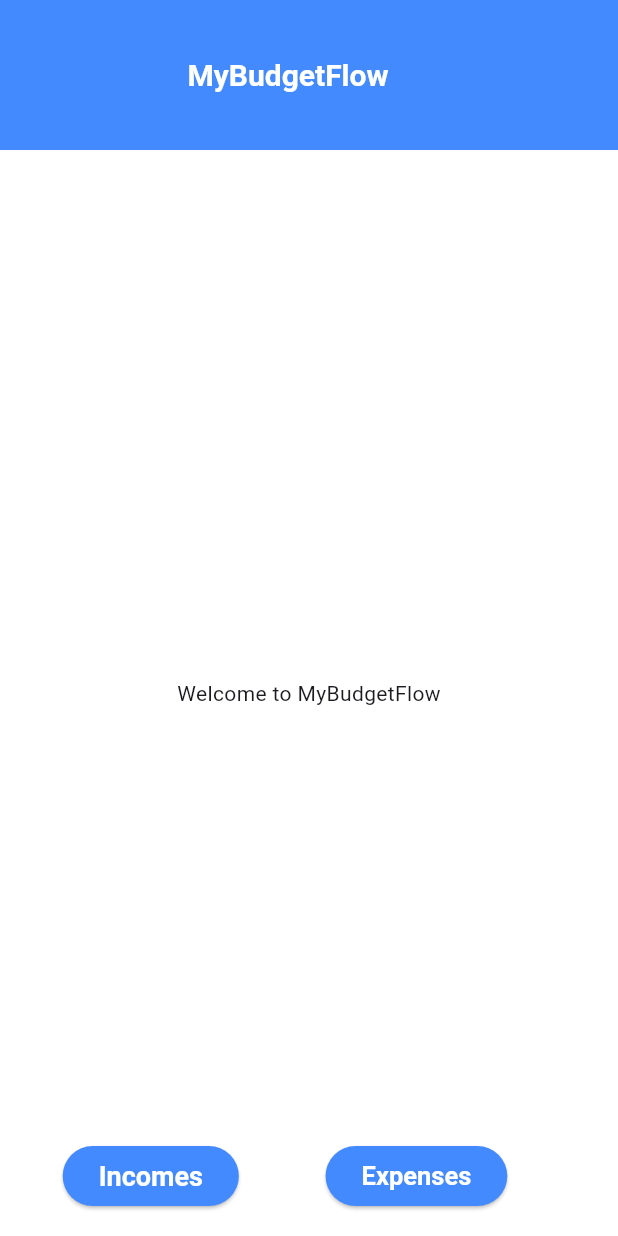
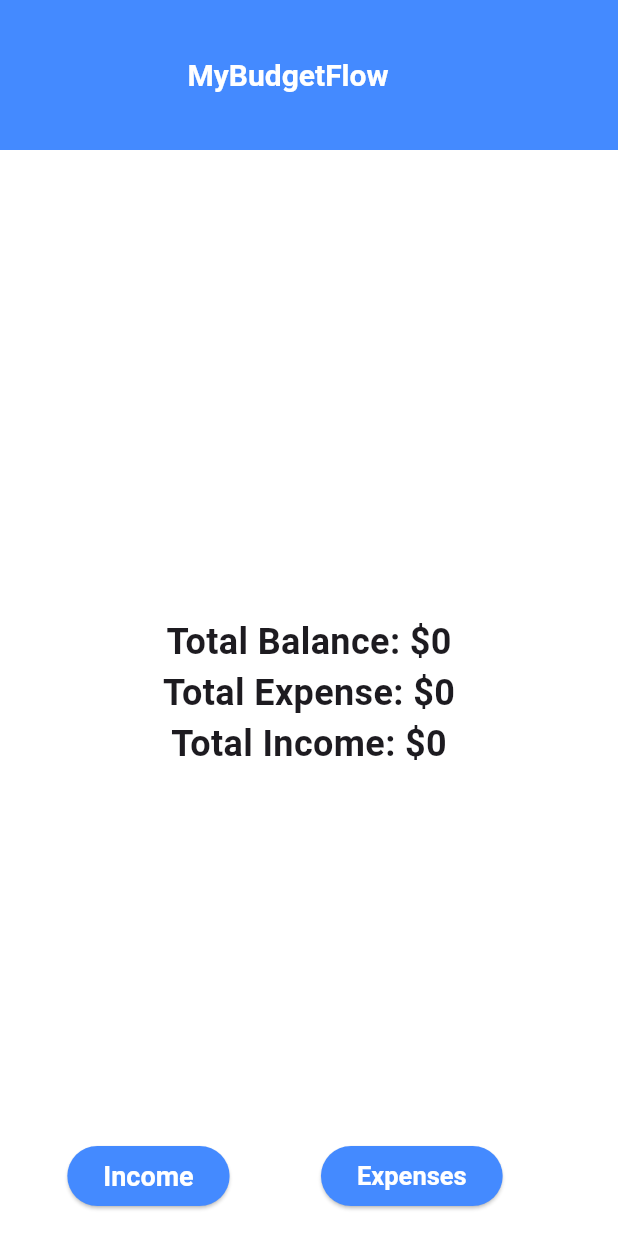
Before and after one commit to LuigiG24/MyBudgetFlow, a Flutter app: the screen it shows after launch, on a phone screen of 412 x 824 dp. Run offline on Flutter 3.47's test engine with Material 3 defaults, Android fonts, the phone set to English and light mode, and no system bars; our stand-ins replace sqflite; accounts and stored records are empty.

Commit message:
Balance Home page

```diff
--- a/mybudgetflow/lib/Pages/Home.dart
+++ b/mybudgetflow/lib/Pages/Home.dart
@@ -1,4 +1,6 @@
 import 'package:flutter/material.dart';
+import 'package:mybudgetflow/Services/InfoService.dart';
+import 'package:mybudgetflow/ServicesExpense/ExpService.dart';
 
 class HomePage extends StatefulWidget {
   const HomePage({super.key, required this.title});
@@ -10,6 +12,36 @@ class HomePage extends StatefulWidget {
 }
 
 class _HomePageState extends State<HomePage> {
+  var _Expservice = Expservice();
+  int _totalExpense = 0; // Variable to store the total expense
+
+  var _Infoservice = Infoservice();
+  int _totalIncome = 0; // Variable to store the total income
+
+  @override
+  void initState() {
+    super.initState();
+    getTotalExpense();
+    getTotalIncome(); // Fetch the total expense on page load
+  }
+
+  // Fetch the total expense from the ExpService
+  getTotalIncome() async {
+    var resultIncome = await _Infoservice.totalIncome("Income");
+    setState(() {
+      // If the result is valid, update the _totalExpense value
+      _totalIncome = resultIncome.isNotEmpty ? resultIncome[0]['SUM(amount)'] ?? 0.0 : 0.0;
+    });
+  }
+
+  getTotalExpense() async {
+    var resultExpense = await _Expservice.totalExpense("Expense");
+    setState(() {
+      // If the result is valid, update the _totalExpense value
+      _totalExpense = resultExpense.isNotEmpty ? resultExpense[0]['SUM(amount)'] ?? 0.0 : 0.0;
+    });
+  }
+
   void _navigate() {
     Navigator.pushNamed(context, "/Income");
   }
@@ -29,7 +61,7 @@ class _HomePageState extends State<HomePage> {
         titleTextStyle: const TextStyle(color: Colors.white, fontSize: 20, fontWeight: FontWeight.bold),
       ),
       backgroundColor: Colors.white,
-        floatingActionButton:Row(
+      floatingActionButton: Row(
         mainAxisAlignment: MainAxisAlignment.spaceEvenly,
         mainAxisSize: MainAxisSize.max,
         children: [
@@ -38,9 +70,9 @@ class _HomePageState extends State<HomePage> {
             style: ElevatedButton.styleFrom(
               foregroundColor: Colors.white,
               backgroundColor: Colors.blueAccent,
-                textStyle: const TextStyle(color: Colors.white, fontSize: 18  , fontWeight: FontWeight.bold),
+              textStyle: const TextStyle(color: Colors.white, fontSize: 18, fontWeight: FontWeight.bold),
             ),
-              child: const Text('Incomes'),
+            child: const Text('Income'),
           ),
           ElevatedButton(
             onPressed: _navigate2,
@@ -53,14 +85,26 @@ class _HomePageState extends State<HomePage> {
           ),
         ],
       ),
-        body: const  Center(
+      body: Center(
         child: Column(
           mainAxisAlignment: MainAxisAlignment.center,
           children: [
-              Text('Welcome to MyBudgetFlow'),
+            Text(
+              'Total Balance: \$${_totalIncome - _totalExpense}', // Format the amount to 2 decimal places
+              style: TextStyle(fontSize: 24, fontWeight: FontWeight.bold),
+            ),
+            // Display the total expense here
+            Text(
+              'Total Expense: \$$_totalExpense', // Format the amount to 2 decimal places
+              style: TextStyle(fontSize: 24, fontWeight: FontWeight.bold),
+            ),
+            Text(
+              'Total Income: \$$_totalIncome', // Format the amount to 2 decimal places
+              style: TextStyle(fontSize: 24, fontWeight: FontWeight.bold),
+            ),
           ],
         ),
-        )
+      ),
     );
   }
 }
--- a/mybudgetflow/lib/Repositories/Repository.dart
+++ b/mybudgetflow/lib/Repositories/Repository.dart
@@ -41,4 +41,10 @@ class Repository {
 
 
 
+ totalIncome(table) async {
+    var connection = await database;
+    return await connection.rawQuery("SELECT SUM(amount) FROM $table");
   }
+
+
+}
--- a/mybudgetflow/lib/RepositoriesExpense/DatabaseExpense.dart
+++ b/mybudgetflow/lib/RepositoriesExpense/DatabaseExpense.dart
@@ -4,7 +4,7 @@ import 'package:path/path.dart';
 
 //Create a database connection
 
-class DatabaseConnection {
+class DatabaseConnectionExpense {
    setdB() async {
     var directory = await getApplicationDocumentsDirectory();
     var path = join(directory.path, "mybudgetflowExpense.db");
--- a/mybudgetflow/lib/RepositoriesExpense/RepositoryExpense.dart
+++ b/mybudgetflow/lib/RepositoriesExpense/RepositoryExpense.dart
@@ -2,10 +2,10 @@ import 'package:sqflite/sqflite.dart';
 import 'package:mybudgetflow/RepositoriesExpense/DatabaseExpense.dart';
 
 class RepositoryExpense {
-  DatabaseConnection? _databaseConnection;
+  DatabaseConnectionExpense? _databaseConnection;
   RepositoryExpense() {
     //Initialize the database connection
-    _databaseConnection = DatabaseConnection();
+    _databaseConnection = DatabaseConnectionExpense();
 
   }
 
@@ -23,7 +23,7 @@ class RepositoryExpense {
      }
 
   //Read data from the database
-    readData(table) async {
+  readDataExpense(table) async {
       var connection = await database;
       return await connection.query(table);
     }
@@ -41,4 +41,9 @@ class RepositoryExpense {
   }
 
 
+  totalExpense(table) async {
+    var connection = await database;
+    return await connection.rawQuery("SELECT SUM(amount) FROM $table");
+  }
+
 }
--- a/mybudgetflow/lib/Services/InfoService.dart
+++ b/mybudgetflow/lib/Services/InfoService.dart
@@ -28,4 +28,10 @@ class Infoservice {
   deleteInfo(infoId) async {
     return await _repository!.deleteData( "Income", infoId);
   }
+
+  totalIncome(table) async {
+    return await _repository!.totalIncome("Income");
+  }
+
+
 }
--- a/mybudgetflow/lib/ServicesExpense/ExpService.dart
+++ b/mybudgetflow/lib/ServicesExpense/ExpService.dart
@@ -14,7 +14,7 @@ class Expservice {
   }
   //Reading Data
   readInfo() async {
-    return await _repositoryExpense!.readData("Expense");
+    return await _repositoryExpense!.readDataExpense("Expense");
 
 }
   //Reading Data by Id
@@ -26,4 +26,9 @@ class Expservice {
   deleteInfo(expId) async {
     return await _repositoryExpense!.deleteData( "Expense", expId);
   }
+
+
+  totalExpense(table) async {
+    return await _repositoryExpense!.totalExpense("Expense");
+  }
 }
--- a/mybudgetflow/pubspec.yaml
+++ b/mybudgetflow/pubspec.yaml
@@ -32,6 +32,7 @@ dependencies:
     sdk: flutter
   sqflite: ^2.2.8
   path_provider: ^2.0.15
+  path: ^1.8.3
 
 
 
```
Also changed, not shown: mybudgetflow/pubspec.lock. Lines whose indentation alone changed are shown as unchanged.
